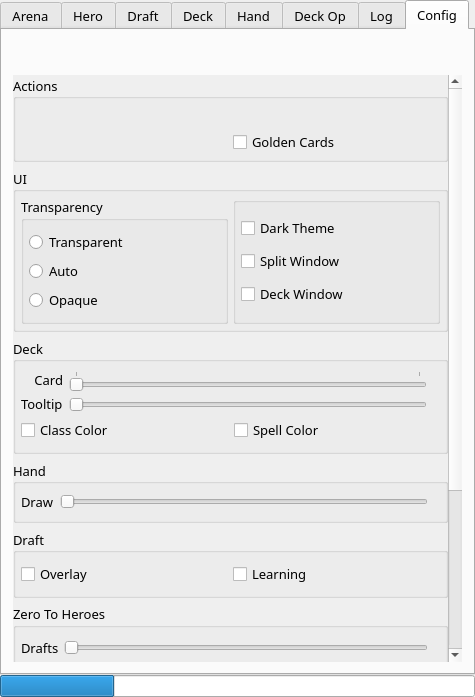
The window that mainwindow.ui (supertriodo/Arena-Tracker) describes before a commit, drawn with Qt 5.
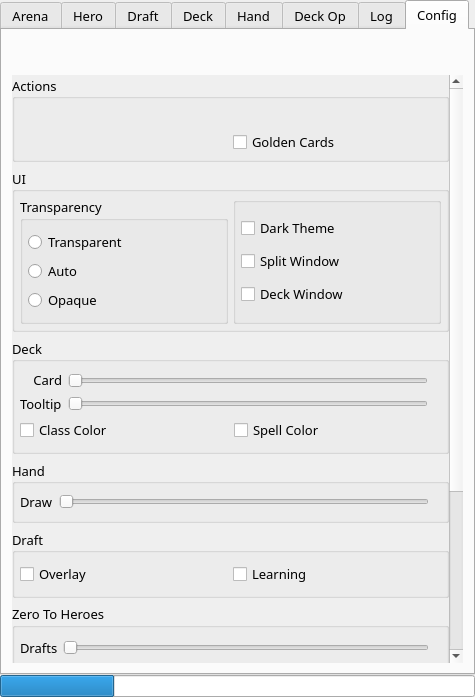
The same window after the commit. The open tabs and pages were chosen to show the change. Icons and pictures are not drawn. Custom widgets are drawn as their Qt base class.

Commit message: Change arena font and tab margins for Mac.

Patch:
```diff
--- a/mainwindow.ui
+++ b/mainwindow.ui
@@ -1310,9 +1310,21 @@
           <string>Config</string>
          </attribute>
          <layout class="QVBoxLayout" name="verticalLayout_2">
+          <property name="spacing">
+           <number>5</number>
+          </property>
+          <property name="leftMargin">
+           <number>10</number>
+          </property>
           <property name="topMargin">
            <number>45</number>
           </property>
+          <property name="rightMargin">
+           <number>10</number>
+          </property>
+          <property name="bottomMargin">
+           <number>10</number>
+          </property>
           <item>
            <widget class="MoveVerticalScrollArea" name="configScrollArea">
             <property name="frameShape">
@@ -1337,9 +1349,9 @@
              <property name="geometry">
               <rect>
                <x>0</x>
-               <y>0</y>
-               <width>437</width>
-               <height>834</height>
+               <y>-15</y>
+               <width>435</width>
+               <height>833</height>
               </rect>
              </property>
              <layout class="QVBoxLayout" name="verticalLayout_5">
@@ -1683,7 +1695,7 @@
                         <enum>Qt::Horizontal</enum>
                        </property>
                        <property name="tickPosition">
-                        <enum>QSlider::TicksAbove</enum>
+                        <enum>QSlider::NoTicks</enum>
                        </property>
                        <property name="tickInterval">
                         <number>20</number>
```
Left out of the diff: 45 changed lines with no effect on the pictures. The commit also changes 2 other files.
